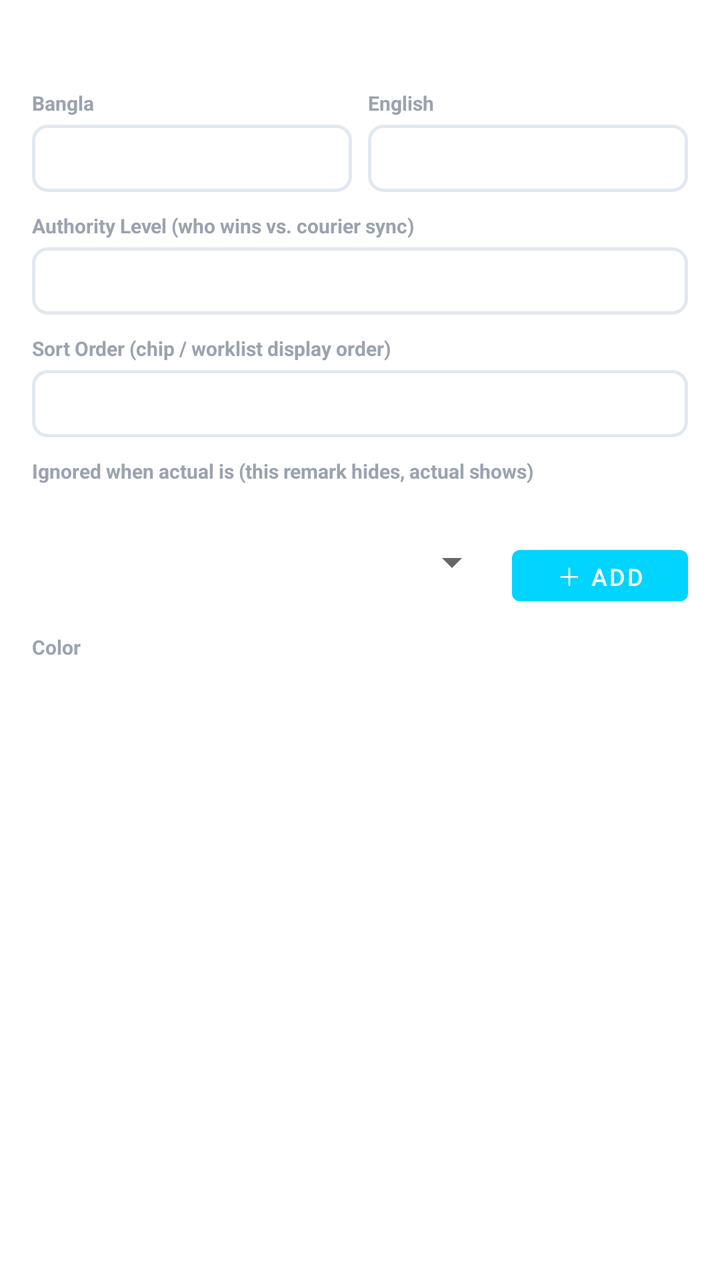
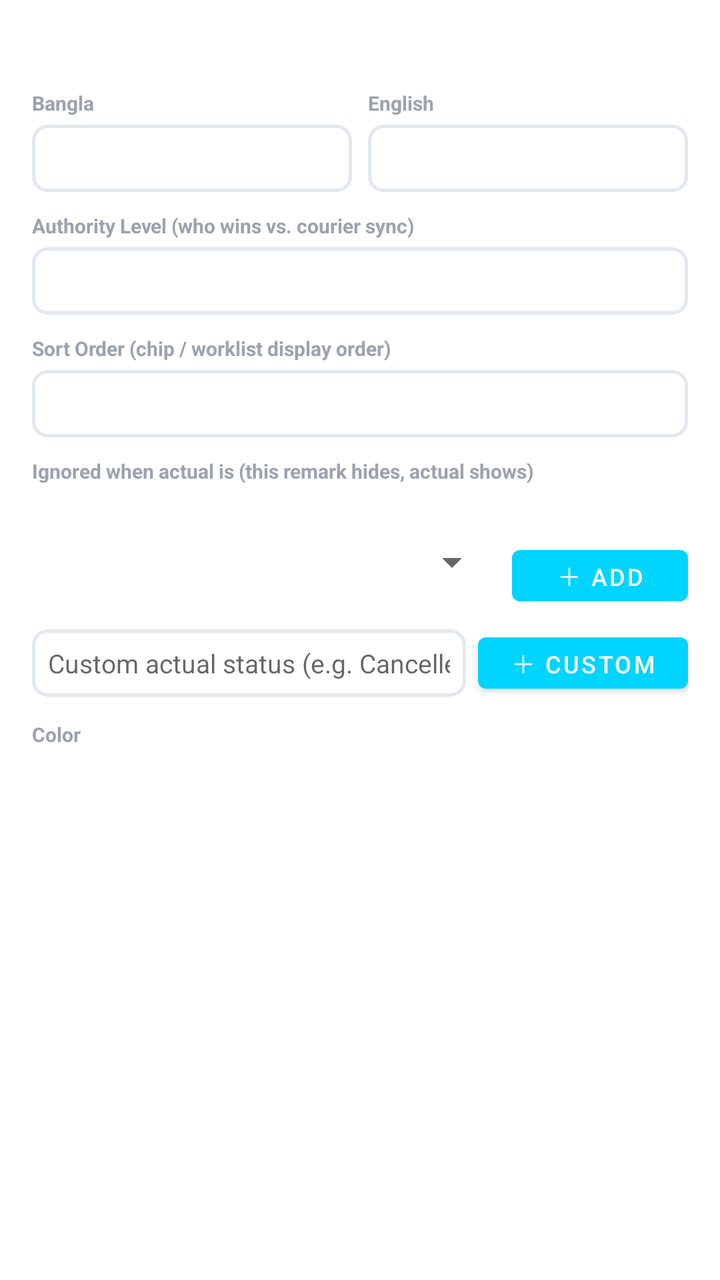

An Android layout rendered at two revisions. The XML below is the earlier revision; the diff shows what the commit changed to produce the second picture.
<!-- AndroidManifest.xml: application theme Theme.DataBridge -->
<!-- res/layout/dialog_edit_status.xml -->
<?xml version="1.0" encoding="utf-8"?>
<ScrollView xmlns:android="http://schemas.android.com/apk/res/android"
    android:layout_width="match_parent"
    android:layout_height="wrap_content"
    android:padding="16dp">
    <LinearLayout android:layout_width="match_parent" android:layout_height="wrap_content"
        android:orientation="vertical">

        <TextView android:id="@+id/tvEditStatusKeyHint"
            android:layout_width="wrap_content" android:layout_height="wrap_content"
            android:textSize="11sp" android:textColor="#9CA3AF" android:layout_marginBottom="14dp" />

        <LinearLayout android:layout_width="match_parent" android:layout_height="wrap_content"
            android:orientation="horizontal" android:layout_marginBottom="10dp">
            <LinearLayout android:layout_width="0dp" android:layout_height="wrap_content"
                android:layout_weight="1" android:orientation="vertical" android:layout_marginEnd="4dp">
                <TextView android:layout_width="wrap_content" android:layout_height="wrap_content"
                    android:text="Bangla" android:textSize="10sp" android:textColor="#9CA3AF"
                    android:textStyle="bold" android:layout_marginBottom="4dp" />
                <EditText android:id="@+id/etEditStatusBn" android:layout_width="match_parent"
                    android:layout_height="wrap_content" android:textSize="13sp" android:padding="8dp"
                    android:background="@drawable/bg_input_rounded" android:inputType="text" />
            </LinearLayout>
            <LinearLayout android:layout_width="0dp" android:layout_height="wrap_content"
                android:layout_weight="1" android:orientation="vertical" android:layout_marginStart="4dp">
                <TextView android:layout_width="wrap_content" android:layout_height="wrap_content"
                    android:text="English" android:textSize="10sp" android:textColor="#9CA3AF"
                    android:textStyle="bold" android:layout_marginBottom="4dp" />
                <EditText android:id="@+id/etEditStatusEn" android:layout_width="match_parent"
                    android:layout_height="wrap_content" android:textSize="13sp" android:padding="8dp"
                    android:background="@drawable/bg_input_rounded" android:inputType="text" />
            </LinearLayout>
        </LinearLayout>

        <TextView android:layout_width="wrap_content" android:layout_height="wrap_content"
            android:text="Authority Level (who wins vs. courier sync)" android:textSize="10sp" android:textColor="#9CA3AF"
            android:textStyle="bold" android:layout_marginBottom="4dp" />
        <EditText android:id="@+id/etEditStatusPriority" android:layout_width="match_parent"
            android:layout_height="wrap_content" android:textSize="13sp" android:padding="8dp"
            android:background="@drawable/bg_input_rounded"
            android:inputType="number" android:layout_marginBottom="10dp" />

        <TextView android:layout_width="wrap_content" android:layout_height="wrap_content"
            android:text="Sort Order (chip / worklist display order)" android:textSize="10sp" android:textColor="#9CA3AF"
            android:textStyle="bold" android:layout_marginBottom="4dp" />
        <EditText android:id="@+id/etEditStatusSortOrder" android:layout_width="match_parent"
            android:layout_height="wrap_content" android:textSize="13sp" android:padding="8dp"
            android:background="@drawable/bg_input_rounded"
            android:inputType="number" android:layout_marginBottom="10dp" />

        <TextView android:layout_width="wrap_content" android:layout_height="wrap_content"
            android:text="Ignored when actual is (this remark hides, actual shows)" android:textSize="10sp" android:textColor="#9CA3AF"
            android:textStyle="bold" android:layout_marginBottom="4dp" />
        <TextView android:id="@+id/tvIgnoreHint"
            android:layout_width="wrap_content" android:layout_height="wrap_content"
            android:textSize="11sp" android:textColor="#9CA3AF" android:layout_marginBottom="4dp" />
        <LinearLayout android:id="@+id/ignoreChipContainer"
            android:layout_width="match_parent" android:layout_height="wrap_content"
            android:orientation="vertical" android:layout_marginBottom="4dp" />
        <LinearLayout android:layout_width="match_parent" android:layout_height="wrap_content"
            android:orientation="horizontal" android:layout_marginBottom="10dp">
            <Spinner android:id="@+id/spinnerIgnoreActual"
                android:layout_width="0dp" android:layout_height="wrap_content"
                android:layout_weight="1" android:layout_marginEnd="6dp" />
            <Button android:id="@+id/btnAddIgnore"
                android:layout_width="wrap_content" android:layout_height="wrap_content"
                android:text="＋ Add" android:textSize="12sp" android:minHeight="0dp" />
        </LinearLayout>

        <TextView android:layout_width="wrap_content" android:layout_height="wrap_content"
            android:text="Color" android:textSize="10sp" android:textColor="#9CA3AF"
            android:textStyle="bold" android:layout_marginBottom="6dp" />
        <LinearLayout android:id="@+id/colorPickerEdit"
            android:layout_width="match_parent" android:layout_height="wrap_content"
            android:orientation="horizontal" android:layout_marginBottom="8dp" />
        <TextView android:id="@+id/tvEditColorPreview"
            android:layout_width="wrap_content" android:layout_height="wrap_content"
            android:textSize="12sp" android:textStyle="bold"
            android:paddingStart="10dp" android:paddingEnd="10dp"
            android:paddingTop="3dp" android:paddingBottom="3dp" />
    </LinearLayout>
</ScrollView>
<!-- resources referenced by this layout -->
<resources>
  <!-- drawable bg_input_rounded (drawable) -->
  <?xml version="1.0" encoding="utf-8"?>
  <shape xmlns:android="http://schemas.android.com/apk/res/android"
      android:shape="rectangle">
      <solid android:color="@color/theme_bg_card" />
      <stroke android:width="1.5dp" android:color="@color/theme_border" />
      <corners android:radius="7dp" />
  </shape>
  <style name="Theme.DataBridge" parent="Theme.MaterialComponents.DayNight.NoActionBar">
      <item name="colorPrimary">#00d4ff</item>
      <item name="colorPrimaryVariant">#16213e</item>
      <item name="colorOnPrimary">#ffffff</item>
      <item name="colorSecondary">#00d4ff</item>
      <item name="android:statusBarColor">#1a1a2e</item>
  </style>
  <color name="theme_bg_card">#ffffff</color>
  <color name="theme_border">#e2e8f0</color>
</resources>

<!-- the commit's change to res/layout/dialog_edit_status.xml (unified diff, before → after) -->
@@ -58,13 +58,24 @@
             android:layout_width="match_parent" android:layout_height="wrap_content"
             android:orientation="vertical" android:layout_marginBottom="4dp" />
         <LinearLayout android:layout_width="match_parent" android:layout_height="wrap_content"
-            android:orientation="horizontal" android:layout_marginBottom="10dp">
+            android:orientation="horizontal" android:layout_marginBottom="6dp">
             <Spinner android:id="@+id/spinnerIgnoreActual"
                 android:layout_width="0dp" android:layout_height="wrap_content"
                 android:layout_weight="1" android:layout_marginEnd="6dp" />
             <Button android:id="@+id/btnAddIgnore"
                 android:layout_width="wrap_content" android:layout_height="wrap_content"
                 android:text="＋ Add" android:textSize="12sp" android:minHeight="0dp" />
+        </LinearLayout>
+        <LinearLayout android:layout_width="match_parent" android:layout_height="wrap_content"
+            android:orientation="horizontal" android:layout_marginBottom="10dp">
+            <EditText android:id="@+id/etCustomIgnore"
+                android:layout_width="0dp" android:layout_height="wrap_content"
+                android:layout_weight="1" android:layout_marginEnd="6dp"
+                android:hint="Custom actual status (e.g. Cancelled)" android:textSize="13sp" android:padding="8dp"
+                android:background="@drawable/bg_input_rounded" android:inputType="text" android:singleLine="true" />
+            <Button android:id="@+id/btnAddCustomIgnore"
+                android:layout_width="wrap_content" android:layout_height="wrap_content"
+                android:text="＋ Custom" android:textSize="12sp" android:minHeight="0dp" />
         </LinearLayout>
 
         <TextView android:layout_width="wrap_content" android:layout_height="wrap_content"
